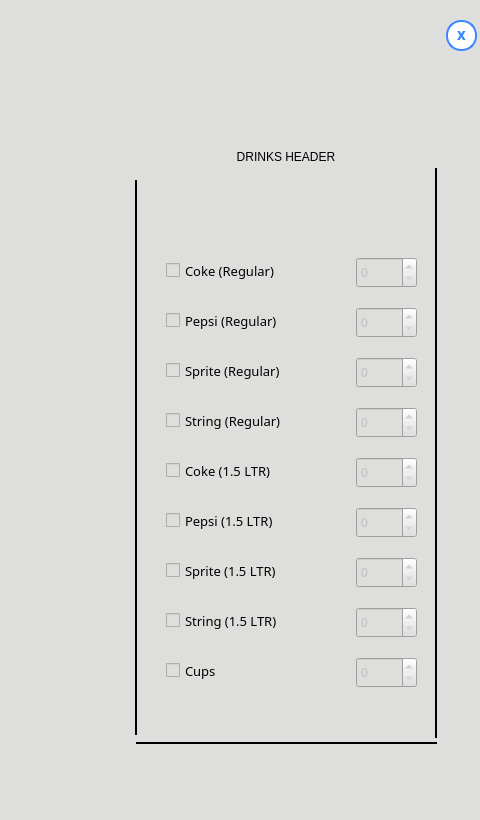
Qt form frontend/ui_files/MainScreen.ui (irania9O/Restaurant) before a commit; both pictures show x 714 to 1194 and y 0 to 820 of the 1194 by 820 pixel window.
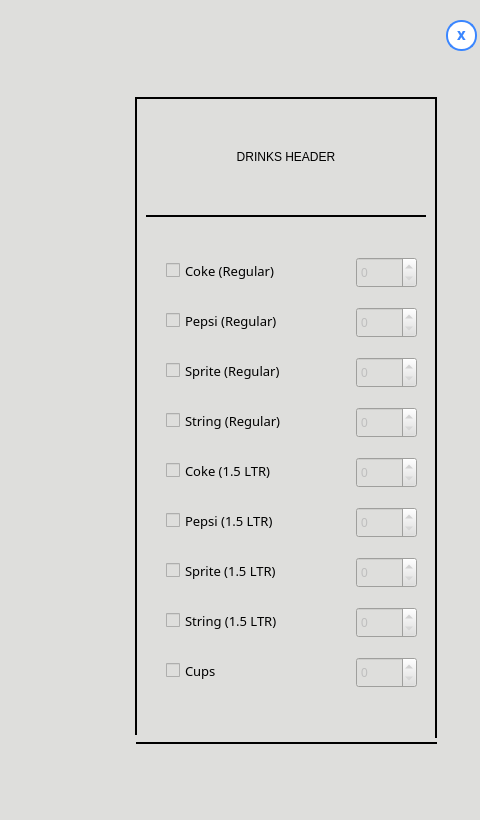
The same form after that commit.

Commit message: update DRINKS HEADER box.

The edit to the form file:
```diff
--- a/frontend/ui_files/MainScreen.ui
+++ b/frontend/ui_files/MainScreen.ui
@@ -130,12 +130,15 @@
     <widget class="QLabel" name="drinks">
      <property name="geometry">
       <rect>
-       <x>850</x>
+       <x>849</x>
        <y>2</y>
-       <width>300</width>
+       <width>302</width>
        <height>120</height>
       </rect>
      </property>
+     <property name="frameShape">
+      <enum>QFrame::WinPanel</enum>
+     </property>
      <property name="text">
       <string>DRINKS HEADER</string>
      </property>
@@ -445,9 +448,9 @@
      <property name="geometry">
       <rect>
        <x>840</x>
-       <y>85</y>
+       <y>119</y>
        <width>20</width>
-       <height>555</height>
+       <height>521</height>
       </rect>
      </property>
      <property name="frameShadow">
@@ -483,9 +486,9 @@
      <property name="geometry">
       <rect>
        <x>1140</x>
-       <y>73</y>
+       <y>112</y>
        <width>20</width>
-       <height>570</height>
+       <height>531</height>
       </rect>
      </property>
      <property name="frameShadow">
```
